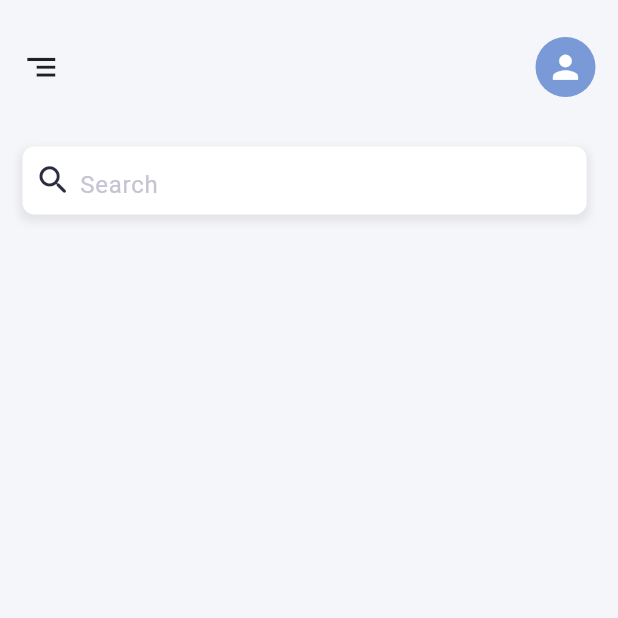
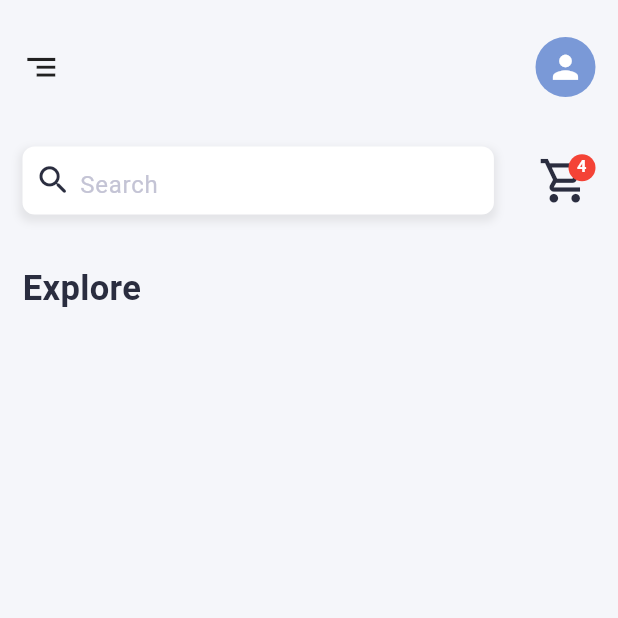
Before and after one commit to moradzadeh67/simple_shoping_cart_ui, a Flutter app: the screen it shows after launch, on a phone screen of 412 x 824 dp, the top half of it. Run offline on Flutter 3.47's test engine with Material 3 defaults, Android fonts, the phone set to English and light mode, and no system bars.

Commit message:
third edit

```diff
--- a/lib/main.dart
+++ b/lib/main.dart
@@ -31,6 +31,18 @@
                 TopIcon(),
                 SizedBox(height: height * 4),
                 SearchRow(),
+                Container(
+                  margin: EdgeInsets.only(top: height * 4),
+                  alignment: Alignment.topLeft,
+                  child: Text(
+                    'Explore',
+                    style: TextStyle(
+                      fontWeight: FontWeight.w600,
+                      fontSize: 23,
+                      color: black_color,
+                    ),
+                  ),
+                ),
               ],
             ),
           ),
@@ -81,7 +93,7 @@
             children: [
               Icon(Icons.search_rounded, size: 25, color: black_color),
               Container(
-                width: width * 80,
+                width: width * 65,
                 height: height * 5,
                 margin: EdgeInsets.only(left: 5),
                 child: TextField(
@@ -97,6 +109,32 @@
             ],
           ),
         ),
+        Container(
+          margin: EdgeInsets.only(right: 15),
+          child: Stack(
+            children: [
+              Icon(Icons.shopping_cart_outlined, size: 35, color: black_color),
+              Container(
+                width: 18,
+                height: 18,
+                margin: EdgeInsets.only(left: 20),
+                decoration: BoxDecoration(
+                  color: Colors.red,
+                  shape: BoxShape.circle,
+                ),
+                child: Text(
+                  '4',
+                  textAlign: TextAlign.center,
+                  style: TextStyle(
+                    color: Colors.white,
+                    fontSize: 11,
+                    fontWeight: FontWeight.bold,
+                  ),
+                ),
+              ),
+            ],
+          ),
+        ),
       ],
     );
   }
```
